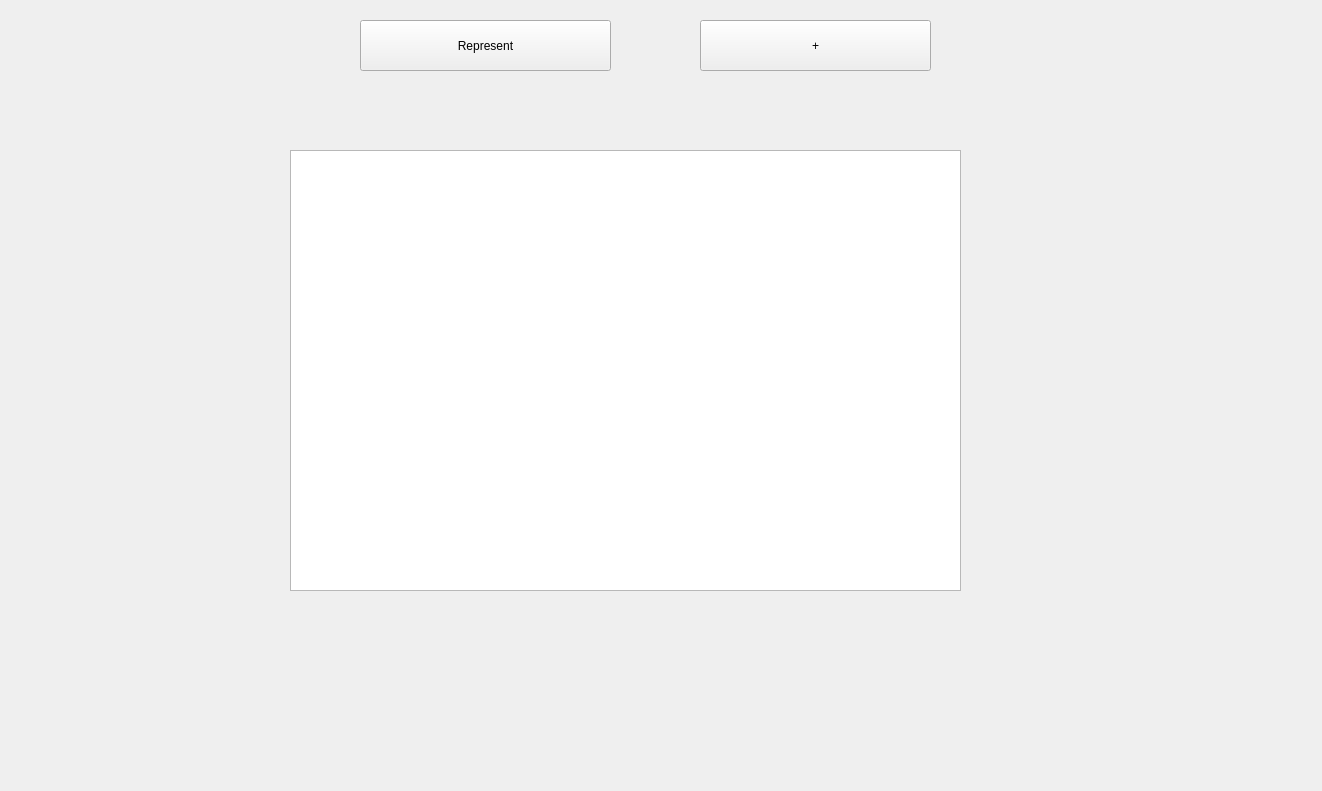
Qt form C++/Projects/Notes/QtGUI/NotesGUI/mainwindow.ui (MikitaVitkouski/BSU) before a commit.
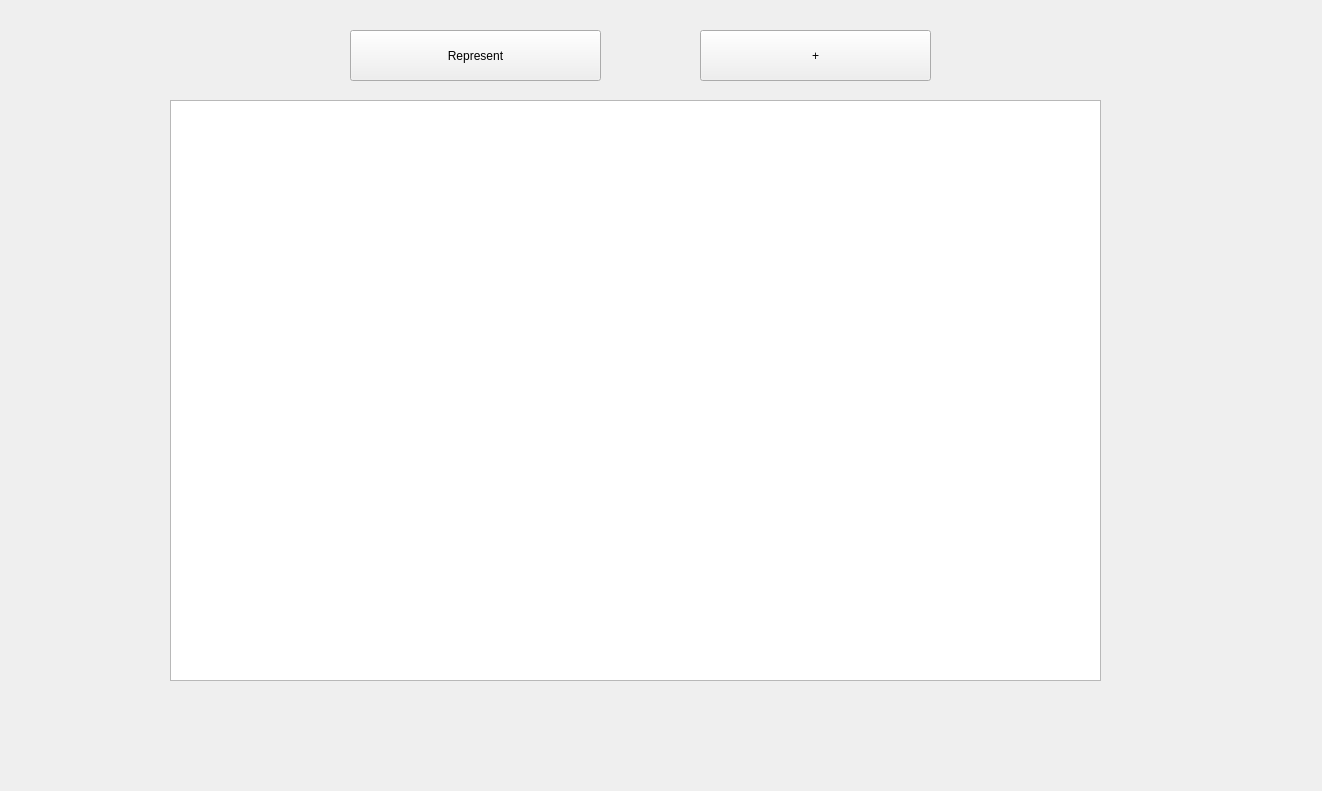
The same form after that commit.

Commit message: Add lengthLabel to show length of note in listWidgetNotes

The edit to the form file:
```diff
--- a/C++/Projects/Notes/QtGUI/NotesGUI/mainwindow.ui
+++ b/C++/Projects/Notes/QtGUI/NotesGUI/mainwindow.ui
@@ -17,20 +17,20 @@
    <widget class="QStackedWidget" name="notesStackedWidget">
     <property name="geometry">
      <rect>
-      <x>120</x>
-      <y>80</y>
-      <width>941</width>
-      <height>521</height>
+      <x>20</x>
+      <y>90</y>
+      <width>1241</width>
+      <height>621</height>
      </rect>
     </property>
     <widget class="QWidget" name="pageRepresent">
      <widget class="QListWidget" name="listWidgetNotes">
       <property name="geometry">
        <rect>
-        <x>170</x>
-        <y>70</y>
-        <width>671</width>
-        <height>441</height>
+        <x>150</x>
+        <y>10</y>
+        <width>931</width>
+        <height>581</height>
        </rect>
       </property>
      </widget>
@@ -100,8 +100,8 @@
    <widget class="QPushButton" name="btnRepresent">
     <property name="geometry">
      <rect>
-      <x>360</x>
-      <y>20</y>
+      <x>350</x>
+      <y>30</y>
       <width>251</width>
       <height>51</height>
      </rect>
@@ -114,7 +114,7 @@
     <property name="geometry">
      <rect>
       <x>700</x>
-      <y>20</y>
+      <y>30</y>
       <width>231</width>
       <height>51</height>
      </rect>
```
The commit also changes 2 other files.
